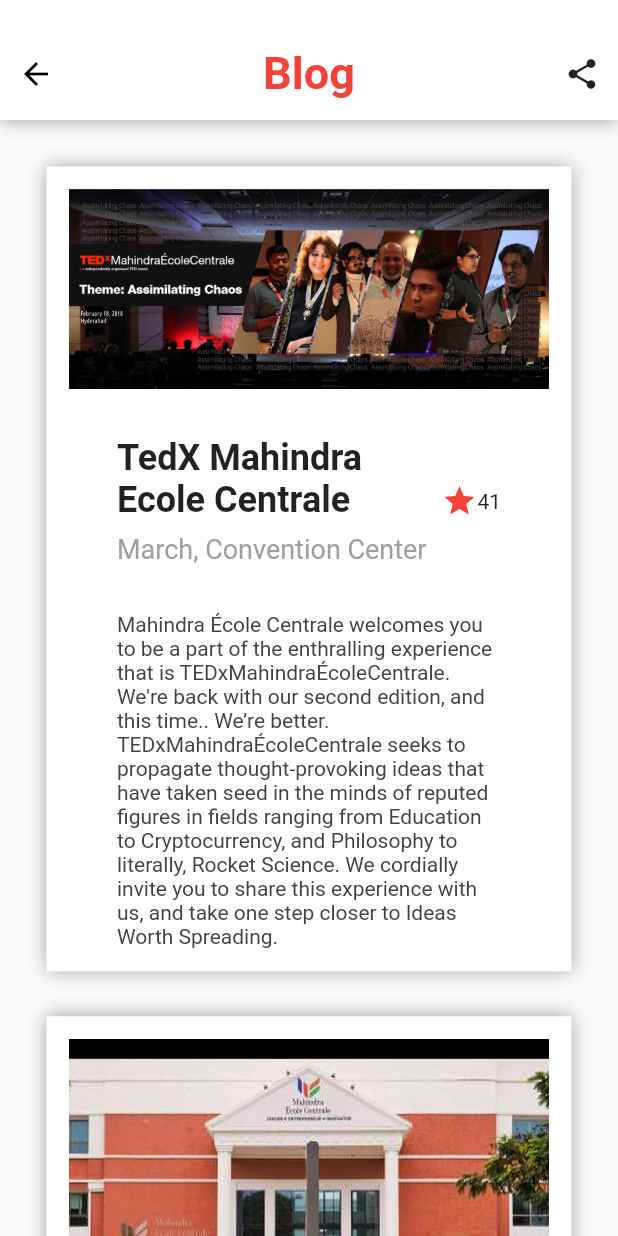
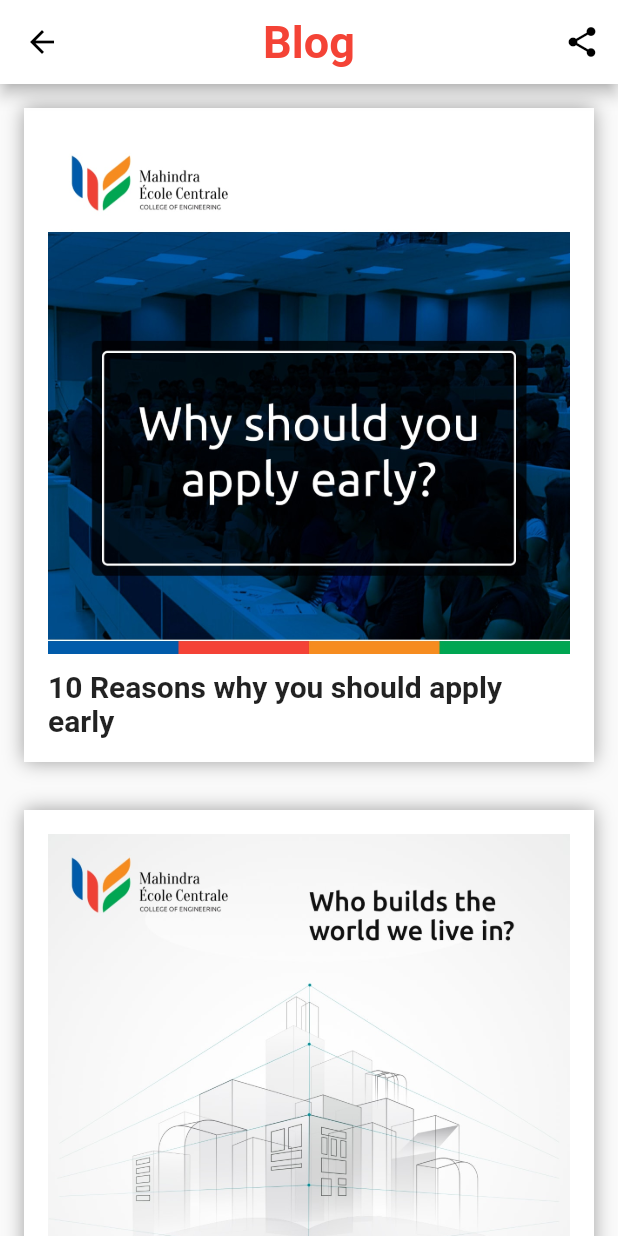
Before and after one commit to MEC-Enigma/MEC-CPMA, a Flutter app: the Blog screen opened by its route, on a phone screen of 412 x 824 dp. Run offline on Flutter 3.47's test engine with Material 2 defaults, Android fonts, the phone set to English and light mode, and no system bars; missing offline and left inert: flutter_statusbarcolor; Roboto replaces fonts that are missing (Roboto Bold).

Commit message:
Update blog.dart

```diff
--- a/meccpma/lib/blog.dart
+++ b/meccpma/lib/blog.dart
@@ -1,4 +1,5 @@
 import 'package:flutter/material.dart';
+
 
 class Blog extends StatefulWidget {
   Blog({Key key}) : super(key: key);
@@ -9,180 +10,219 @@
   _BlogState createState() => new _BlogState();
 }
 
+
+class newBlog {
+  final String title;
+  final String image;
+  final String description;
+
+  newBlog(this.image, this.title, this.description);
+}
+
 class _BlogState extends State<Blog> with SingleTickerProviderStateMixin {
   @override
   Widget build(BuildContext context) {
-    return new Scaffold(
-        body: new Container(
-            alignment: Alignment.center,
-            padding: new EdgeInsets.only(left: 0.0, top: 0.0, right: 0.0),
-            child: new Column(
-              crossAxisAlignment: CrossAxisAlignment.center,
-              mainAxisAlignment: MainAxisAlignment.start,
-              children: [options(), cardList()],
-            )));
-  }
 
-  Widget options() {
     var header = new Text(
       "Blog",
       style: new TextStyle(
         fontSize: 30.0,
         fontWeight: FontWeight.bold,
         fontStyle: FontStyle.normal,
-        fontFamily: 'Roboto Bold',
+        fontFamily: 'Roboto',
         color: Colors.red,
       ),
     );
 
-    var back = new BackButton(
-      color: Colors.black,
+
+    List blogTitles = [
+      newBlog('assets/31-March-1.1-min.jpg', '10 Reasons why you should apply early',
+          'MEC’s Early Decision/or/and/Action Plan is known to save students a great deal of stress, time and money during the Admission Process. '
+              'You are eligible to apply even before your entrance test results. Besides the obvious benefits, the advantages of applying early '
+              'are many, and can add a lot of value to your college life and career in the long run. So, here are 10 reasons why applying early '
+              'is a wise idea! You will, if you are serious: The way we see it is that by applying early, you are letting us know that you have '
+              'thought this through, and are sure of choosing this college. And that’s nice to know. If you are truly serious, it also helps us '
+              'pick worthy candidates during the admission process. Secure your admission: You may have a number of colleges in mind to apply at, '
+              'which means that the field is yours to play and you have to take your shots. In this case, it is wise to apply early and secure your'
+              ' admission. If for some reason, your application is not accepted, you will be saving yourself the troubles of last-minute dejections.'
+              'Avoid last-minute stress: Quickly scanning through notes minutes before an exam works sometimes. Last-minute struggle gives anyone a '
+              'kick but it is not practical. Especially when applying for college admissions. It is a meticulous process involving tedious paperwork'
+              ' and thorough research. Would you really want all the tedious tasks to fall upon you at once, and in the last-minute when the risk is'
+              ' as high as costing you an year of education? Your choice of subjects: Yes, they are yours to grab if you act fast. In a competitive '
+              'world, it is wiser to act faster. Deserving financial aid: If you are eligible for financial support, your early application could play'
+              ' a crucial role in the allotment of a financial aid towards your education. Your choice of college: If you are sure that MEC is the '
+              'college that fits you, then there is no reason to wait. Act fast, and secure your admission in a college of your choice now! Take a '
+              'vacation: By applying early and accepting your admission much before the deadline, you gift yourself the peace of mind to travel. '
+              'With nothing to worry about, you can allow yourself to be swooned by the adventure ahead. So just pack your bags, and head off with '
+              'that trekking crew or your school friends for that holiday of a lifetime because you will never be 17 again! Make some extra money: '
+              'Why not use the time saved through an early admission in a Summer Internship to gain work experience,and some extra pocket money. '
+              'This could keep up your social skills, and if the job is related to the subjects you have chosen to study, the practical experience '
+              'adds great value to classroom learning. Pursue your hobbies: The period of 12th Board Exams, Intermediate Exams and College Admissions'
+              ' is a time of stress for both you and your family. Luckily, soon after comes the time for fun. Relieving yourself of the worries of '
+              'College Admission, gives you the freedom to explore. Pick out your hobbies and make time for them before you get swarmed by college '
+              'responsibilities. Stay ahead of your class: If you are a nerd, you have all the time to turn through your upcoming lessons, maybe try '
+              'and learn them on your own, and maybe you will ask the right questions in class, stay ahead of the class, and maybe even tutor your crush.'
+              'Prep for Campus Life: Meet your favourite aunts and grandparents before you leave the nest. This is the biggest part of preparing for '
+              'college. They will not see you as often once you are in college. You will be absorbed in your own life out there! So sit with them and '
+              'let them tell you stories from their college life. It will feel good. '),
+
+      newBlog('assets/Civil-Engineering-min.jpg', 'What would we do without Civil Engineers?', 'If you have an acumen for maths and science, and have been considering a career in Civil Engineering, you are probably headed in the right direction'),
+      newBlog('assets/MEC_Blog_Header1.jpg', 'HERBIE, this time around, is not a Disney movie…', 'HERBIE, a Volkswagen Beetle in a series of Disney films'
+              ' in the 1960s, had its share of misadventures but the ending was always a happy one. How dearly the bosses at Volkswagen must be wishing '
+    'that the latest misadventure due to deliberate and systematic fraud by the company followed those Disney movie plots of the bygone era! On the '
+    'contrary, the fallout of ‘Diesel Gate’, already cataclysmic, is threatening to reach epic proportions. The company faces, in billions of dollars,'
+    ' fines, penalties and lawsuits that have started landing at the doorsteps of its headquarters in Wolfsburg, and yet, the financial damage may be'
+    ' much more than all of these combined. Hidden within the German firm is a large finance operation that extends loans to car buyers and dealers, '
+    'and also takes deposits, acting as a bank. Together, VW’s car and finance businesses had € 67 billion of bonds, deposit and debit as of June, 2015,'
+    ' all of which may need to be repaid to its lenders within the next 12 months. To lend a perspective on the size of the liability, this is roughly '
+    '5 times the fine that may need to be paid to the Environmental Protection Agency. And this may not be all. There is also a possibility that the counterparties'
+    'may try to wind down their exposure to VW, which has a big book of derivatives whose national value exceeded € 200 billion. Despite the high financial'
+    ' stakes, what was the trigger for VW to indulge in this misadventure?  Two reasons, primarily: 1) Obsession with size- overcoming Toyota and becoming '
+    'the world’s biggest car manufacturer (despite making little money from its high volume products)- forcing the auto major to increase its small share '
+    'of the American market where regulations are much more stringent ; 2) A cocky attitude that they could get away with the trickery (an open secret in '
+    'the European car Industry) in the American market as well. While it would definitely be interesting to see if VW can pull itself out of the quagmire '
+    'it finds itself in, the implications for the larger auto industry seem as fascinating as they are uncertain. In light of the new level of scrutiny '
+    'and the increasing stringent emission norms, can the diesel technology deliver? Would we see a shift towards hybrids and smaller petrol engines? In '
+    'face of the intense cut throat competitiveness even as the likes of non-traditional players such as Apple and Google eye up the industry, will we '
+    'see more consolidation due to the desire for size? It was this ambition of becoming the world’s largest auto maker that plagued the Toyota in late '
+    '2000s and the same ambition is responsible for the mess VW finds itself in today. There is no doubt that rules need to be redefined if the auto '
+          'industry wants to win back the trust of its customers…!'),
+    ];
+
+    List blogCards = new List<Widget>();
+
+    for (var i in blogTitles) {
+      var blogCard = GestureDetector(
+        onTap: () {
+          Navigator.push(
+            context,
+            new MaterialPageRoute(
+              builder: (context) => new viewBlog(blog: i),
+            ),
           );
+        },
 
-    var share = new IconButton(
-      icon: new Icon(Icons.share),
-      onPressed: () {},
+        child: Container(
+          padding: EdgeInsets.all(16.0),
+          child: makeCard(i.image, i.title, ''),
+        ),
       );
+      blogCards.add(blogCard);
+    }
 
-    var column = new Container(
-        alignment: Alignment.topCenter,
-        padding: new EdgeInsets.only(top: 0.0),
-        height: 80.0,
-        decoration: new BoxDecoration(
-          color: Colors.white,
-          boxShadow: [
-            new BoxShadow(
-              color: Colors.grey,
-              blurRadius: 10.0,
-            ),
+    return new Scaffold(
+        appBar: AppBar(
+          iconTheme: IconThemeData(color: Colors.black,),
+          centerTitle: true,
+          backgroundColor: Colors.white,
+          title: header,
+          actions: <Widget>[
+            new IconButton(icon: Icon(Icons.share, color: Colors.black,), onPressed: null)
           ],
         ),
-        child: new Container(
-            alignment: Alignment.topCenter,
-            padding: new EdgeInsets.only(top: 25.0),
-            child: new Row(
-              crossAxisAlignment: CrossAxisAlignment.center,
-              mainAxisAlignment: MainAxisAlignment.spaceBetween,
-              children: <Widget>[back, header, share],
+
+        body: new Container(
+            alignment: Alignment.center,
+            padding: new EdgeInsets.only(left: 0.0, top: 0.0, right: 0.0),
+            child: new ListView(
+              children: blogCards,
             )));
-    return column;
   }
 
-  Widget card(location, mainTitle, subTitle, content) {
+}
+
+
+Widget makeCard(location, mainTitle, des) {
   var cardImage = new Image(
     image: new AssetImage(location),
     width: 600.0,
     fit: BoxFit.contain,
   );
 
-    var cardTitle = new Container(
-      padding: const EdgeInsets.all(32.0),
-      child: new Row(
-        children: [
-          new Expanded(
-            child: new Column(
-              crossAxisAlignment: CrossAxisAlignment.start,
-              children: [
-                new Container(
-                  padding: const EdgeInsets.only(bottom: 8.0),
-                  child: new Text(
+  var title = new Text(
     mainTitle,
     style: new TextStyle(
-                      fontSize: 24.0,
+      fontSize: 20.0,
       fontFamily: 'Roboto',
       fontWeight: FontWeight.bold,
     ),
-                  ),
-                ),
-                new Text(
-                  subTitle,
-                  style: new TextStyle(
-                    fontSize: 18.0,
-                    fontFamily: 'Roboto',
-                    color: Colors.grey[500],
-                  ),
-                ),
-              ],
-            ),
-          ),
-          new Icon(
-            Icons.star,
-            color: Colors.red[500],
-          ),
-          new Text('41'),
-        ],
-      ),
   );
 
-    var cardDis = new Container(
-      padding: const EdgeInsets.only(left: 32.0, right: 32.0),
-      child: new Text(
-        content,
-        softWrap: true,
-        style: new TextStyle(
-          fontSize: 14.0,
-          fontFamily: 'Roboto',
-          color: Colors.grey[800],
-        ),
-      ),
+  var description = new Text(
+    des,
   );
 
+  var blogs;
+
+  if(des == '') {
+    blogs = new Column(
+      children: <Widget>[
+        Container(
+          padding: EdgeInsets.only(bottom: 10.0),
+          child: cardImage,
+        ),
+        title
+      ],
+    );
+  }
+
+  else {
+    blogs = new Column(
+      children: <Widget>[
+        Container(
+          padding: EdgeInsets.only(bottom: 10.0),
+          child: cardImage,
+        ),
+        title,
+        Container(
+          padding: EdgeInsets.only(top: 10.0),
+          child: description,
+        )
+
+      ],
+    );
+  }
   var card = new Container(
-        alignment: Alignment.center,
-        padding: new EdgeInsets.only(
-            left: 15.0, top: 15.0, right: 15.0, bottom: 15.0),
-        child: new Container(
-            alignment: Alignment.center,
-            padding: new EdgeInsets.only(
-                left: 15.0, top: 15.0, right: 15.0, bottom: 15.0),
+    padding: EdgeInsets.all(16.0),
     decoration: new BoxDecoration(
         color: Colors.white,
         boxShadow: [
           new BoxShadow(
               color: Colors.grey,
-                  blurRadius: 10.0,
+              blurRadius: 10.0
+          )
+        ]
     ),
-              ],
-            ),
-            child: new Column(
-              crossAxisAlignment: CrossAxisAlignment.center,
-              mainAxisAlignment: MainAxisAlignment.spaceEvenly,
-              children: [cardImage, cardTitle, cardDis],
-            )));
+    child: blogs,
+  );
+
   return card;
 }
 
-  Widget cardList() {
-    var cardListView = new Container(
-        constraints: new BoxConstraints.expand(
-          height: 820.0,
+
+class viewBlog extends StatelessWidget {
+  // Declare a field that holds the Todo
+  final newBlog blog;
+
+  // In the constructor, require a Todo
+  viewBlog({Key key, @required this.blog}) : super(key: key);
+
+  @override
+  Widget build(BuildContext context) {
+    // Use the Todo to create our UI
+    return new Scaffold(
+      appBar: new AppBar(
+        //title: new Text("${blog.title}"),
       ),
-        alignment: Alignment.topCenter,
-        child: ListView(
-            padding: new EdgeInsets.only(
-                left: 16.0, top: 16.0, right: 16.0, bottom: 16.0),
+      body: ListView(
         children: <Widget>[
-              card(
-                  'assets/tedx.jpg',
-                  'TedX Mahindra Ecole Centrale',
-                  'March, Convention Center',
-                  '''Mahindra École Centrale welcomes you to be a part of the enthralling experience that is TEDxMahindraÉcoleCentrale. We're back with our second edition, and this time.. We’re better. TEDxMahindraÉcoleCentrale seeks to propagate thought-provoking ideas that have taken seed in the minds of reputed figures in fields ranging from Education to Cryptocurrency, and Philosophy to literally, Rocket Science. We cordially invite you to share this experience with us, and take one step closer to Ideas Worth Spreading.'''),
-              card(
-                  'assets/mec1.jpg',
-                  'MEC students with President Macron of France',
-                  'March, New Delhi',
-                  '''The President of France Emmanuel Macron, who is currently visiting India, invited and met several young people in Delhi today, including two MEC students. Mr. T. M. Pavan (3rd year ME) and Ms. Gitanjali Raghu (2nd year EEE) had the great opportunity of talking to the French President about MEC and its special curriculum!'''),
-              card(
-                  'assets/mec2.jpg',
-                  'Centrale Connect Conclave',
-                  'March, Convention Center',
-                  '''The Centrale Connect Conclave at MEC on 10th March 2018, is an industry-academia event with the theme ”Towards Infinite Possibilities”, and features the following list of eminent guests and panelists.'''),
-              card(
-                  'assets/mec3',
-                  'AIRO – The MEC Sports Fest',
-                  'March, MEC Campus',
-                  '''Bonjour! Mahindra École Centrale is hosting a three day sports extravaganza – the perfect platform for sports enthusiasts to showcase their skills and talents. Be there!''')
-            ]));
-    return cardListView;
+          Container(
+            alignment: Alignment.center,
+            padding: EdgeInsets.all(16.0),
+            child: makeCard(blog.image, blog.title, blog.description),
+          )
+        ],
+      )
+    );
   }
 }
--- a/meccpma/pubspec.yaml
+++ b/meccpma/pubspec.yaml
@@ -41,6 +41,10 @@
     - assets/mec2.jpg
     - assets/mec3.jpg
     - assets/pupp.jpg
+    - assets/Top-10-Moments-of-2015.png
+    - assets/31-March-1.1-min.jpg
+    - assets/Civil-Engineering-min.jpg
+    - assets/MEC_Blog_Header1.jpg
 
   fonts:
     - family: Times New Roman
```
Also changed, not shown: meccpma/assets/31-March-1.1-min.jpg (added), meccpma/assets/Civil-Engineering-min.jpg (added), meccpma/assets/MEC_Blog_Header1.jpg (added), meccpma/assets/Top-10-Moments-of-2015.png (added). Lines whose indentation alone changed are shown as unchanged.
